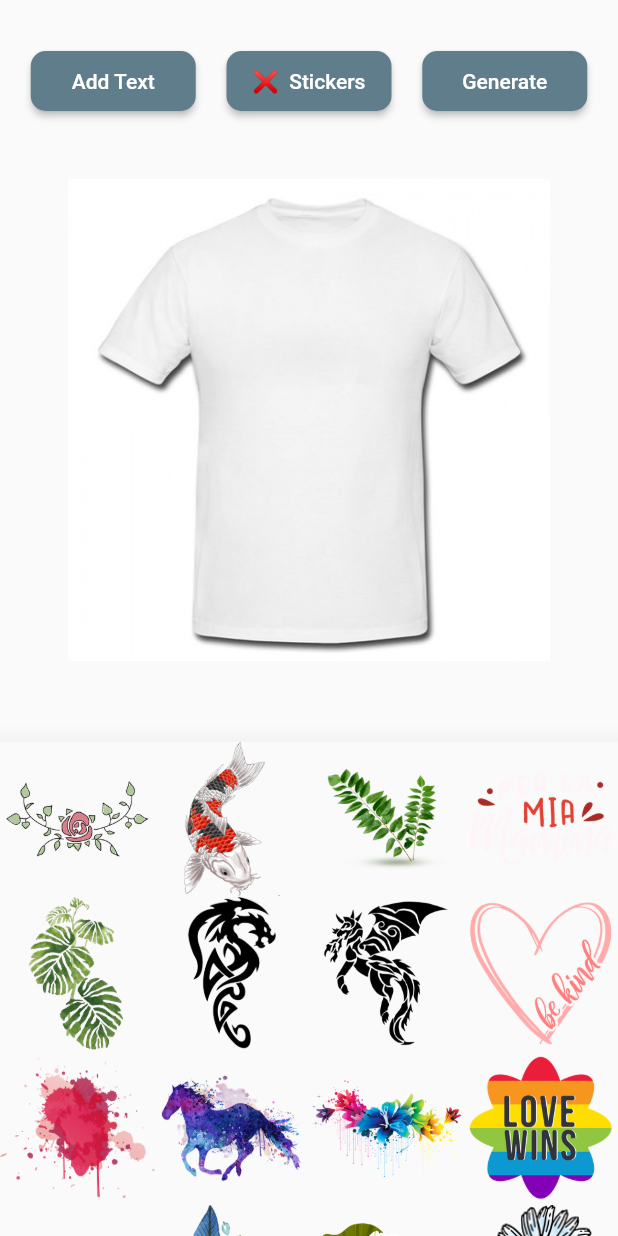
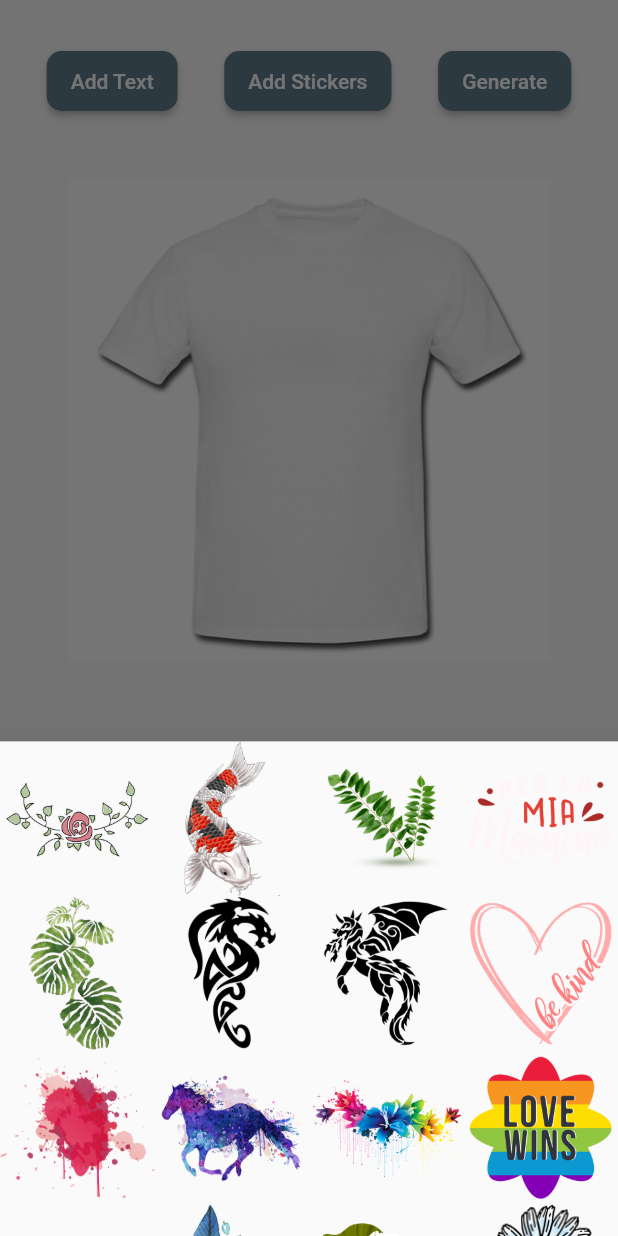
Before and after one commit to Harsh-Radadiya/sticker_editor, a Flutter app: the StickerEditingView screen opened directly, after a tap on "Add Stickers", on a phone screen of 412 x 824 dp. Run offline on Flutter 3.47's test engine with Material 2 defaults, Android fonts, the light colour scheme and no system bars; drawn by our look-alikes of screenshot; our stand-ins replace dotted_border, get.

Commit message:
Initial commit

```diff
--- a/lib/Widgets/custom_widget.dart
+++ b/lib/Widgets/custom_widget.dart
@@ -7,7 +7,7 @@ class CustomeWidgets {
   }) {
     return MaterialButton(
         height: 40,
-        minWidth: 110,
+        minWidth: 50,
         shape: RoundedRectangleBorder(borderRadius: BorderRadius.circular(10)),
         color: Colors.blueGrey,
         disabledColor: Colors.grey,
--- a/lib/home_screen.dart
+++ b/lib/home_screen.dart
@@ -1,4 +1,5 @@
 import 'dart:io';
+import 'dart:math';
 import 'dart:typed_data';
 import 'dart:ui';
 import 'package:dotted_border/dotted_border.dart';
@@ -24,7 +25,9 @@ class _StickerEditingViewState extends State<StickerEditingView> {
   String backgroundImage = 'assets/t-shirt.jpeg';
   ScreenshotController screenshotController = ScreenshotController();
   Uint8List? _imageFile;
+  String fileName = '';
   String imagePath = '';
+  File? file;
 
   // offset
   double x = 120.0;
@@ -45,7 +48,7 @@ class _StickerEditingViewState extends State<StickerEditingView> {
   String selectedtextToShare = "Happy ${weekDays[today - 1]}!";
 
   // pop up menu
-  RxBool isStickerList = false.obs;
+  // RxBool isStickerList = false.obs;
 
   // new String and Image List
   RxList<TextModel> newStringList = <TextModel>[].obs;
@@ -219,12 +222,11 @@ class _StickerEditingViewState extends State<StickerEditingView> {
                           },
                         ),
                         CustomeWidgets.customButton(
-                          btnName: isStickerList.value
-                              ? '❌  Stickers'
-                              : 'Add Stickers',
+                          btnName: 'Add Stickers',
                           onPressed: () {
                             selectedTextIndex = -1;
-                            isStickerList.value = !isStickerList.value;
+
+                            stickerWidget(context);
                           },
                         ),
                         CustomeWidgets.customButton(
@@ -236,19 +238,24 @@ class _StickerEditingViewState extends State<StickerEditingView> {
                             for (var e in newimageList) {
                               e.isSelected = false;
                             }
+
+                            setState(() {});
                             imagePath = '';
-                            setState(() {});
 
                             imagePath = (await getExternalStorageDirectory())!
-                                .path; //from path_provide package
-                            String fileName = 'demoImage.png';
+                                .path
+                                .trim(); //from path_provide package
+
+                            Random().nextInt(15000);
+                            fileName = '${Random().nextInt(15000)}.png';
 
                             print(imagePath);
 
-                            screenshotController.captureAndSave(
+                            await screenshotController.captureAndSave(
                                 imagePath, //set path where screenshot will be saved
                                 fileName: fileName);
-                            imageCache!.clear();
+                            file = await File('$imagePath/$fileName')
+                                .create(recursive: true);
 
                             setState(() {});
                           },
@@ -258,10 +265,10 @@ class _StickerEditingViewState extends State<StickerEditingView> {
                   ),
                 ),
                 _previewDownloadedImage(),
-                isStickerList.value
-                    ? Positioned(
-                        left: 0, bottom: 0, child: stickerWidget(context))
-                    : Container(),
+                // isStickerList.value
+                //     ? Positioned(
+                //         left: 0, bottom: 0, child: stickerWidget(context))
+                //     : Container(),
                 selectedTextIndex == -1
                     ? Container()
                     : Positioned(
@@ -342,7 +349,8 @@ class _StickerEditingViewState extends State<StickerEditingView> {
                             offset: Offset(0.3, 0.6))
                       ],
                       image: DecorationImage(
-                          image: FileImage(File('$imagePath/demoImage.png')),
+                          // image: FileImage(File('$imagePath/$fileName')),
+                          image: FileImage(file!),
                           fit: BoxFit.cover)),
                 ),
                 InkWell(
@@ -357,10 +365,13 @@ class _StickerEditingViewState extends State<StickerEditingView> {
   }
 
   // Sticker widget
-  Widget stickerWidget(BuildContext context) {
+  Future stickerWidget(BuildContext context) {
     double height = MediaQuery.of(context).size.height;
     double width = MediaQuery.of(context).size.width;
     selectedTextIndex = -1;
+    return showModalBottomSheet(
+        context: context,
+        builder: (context) {
           return Material(
             elevation: 15,
             child: SizedBox(
@@ -369,6 +380,7 @@ class _StickerEditingViewState extends State<StickerEditingView> {
               child: GridView.builder(
                   gridDelegate: const SliverGridDelegateWithFixedCrossAxisCount(
                       crossAxisCount: 4),
+                  itemCount: stickerList.length,
                   itemBuilder: (BuildContext context, int index) {
                     return InkWell(
                       onTap: () {
@@ -378,7 +390,7 @@ class _StickerEditingViewState extends State<StickerEditingView> {
                         for (var e in newStringList) {
                           e.isSelected = false;
                         }
-                  isStickerList.value = !isStickerList.value;
+
                         newimageList.add(PictureModel(
                             isNetwork: false,
                             stringUrl: stickerList[index],
@@ -389,7 +401,8 @@ class _StickerEditingViewState extends State<StickerEditingView> {
                             left: x1 + 10 < 300 ? x1 + 10 : 300));
                         x1 = x1 + 10 < 200 ? x1 + 10 : 200;
                         y1 = y1 + 10 < 200 ? y1 + 10 : 200;
-                  isStickerList.value = false;
+                        Navigator.pop(context);
+                        setState(() {});
                       },
                       child: Image.asset(
                         stickerList[index],
@@ -401,6 +414,7 @@ class _StickerEditingViewState extends State<StickerEditingView> {
                   }),
             ),
           );
+        });
   }
 
   // Text widget
@@ -434,7 +448,6 @@ class _StickerEditingViewState extends State<StickerEditingView> {
               });
             },
             onTap: () {
-              isStickerList.value = false;
               if (newText.isSelected) {
                 setState(() {
                   newText.isSelected = false;
@@ -591,7 +604,6 @@ class _StickerEditingViewState extends State<StickerEditingView> {
   // Text edit dailog box
   Future showEditBox(
       {BuildContext? context, TextModel? textModel, required bool isNew}) {
-    isStickerList.value = false;
     int index = isNew
         ? -1
         : newStringList.indexWhere((element) => element.key == textModel!.key);
@@ -844,7 +856,7 @@ class _StickerEditingViewState extends State<StickerEditingView> {
   }
 
   void initialiseStickerList() {
-    for (var i = 0; i < 577; i++) {
+    for (var i = 0; i < 27; i++) {
       stickerList.add('assets/Stickers/$i.png');
     }
   }
```
Also changed, not shown: 1 other file. Lines whose indentation alone changed are shown as unchanged.
